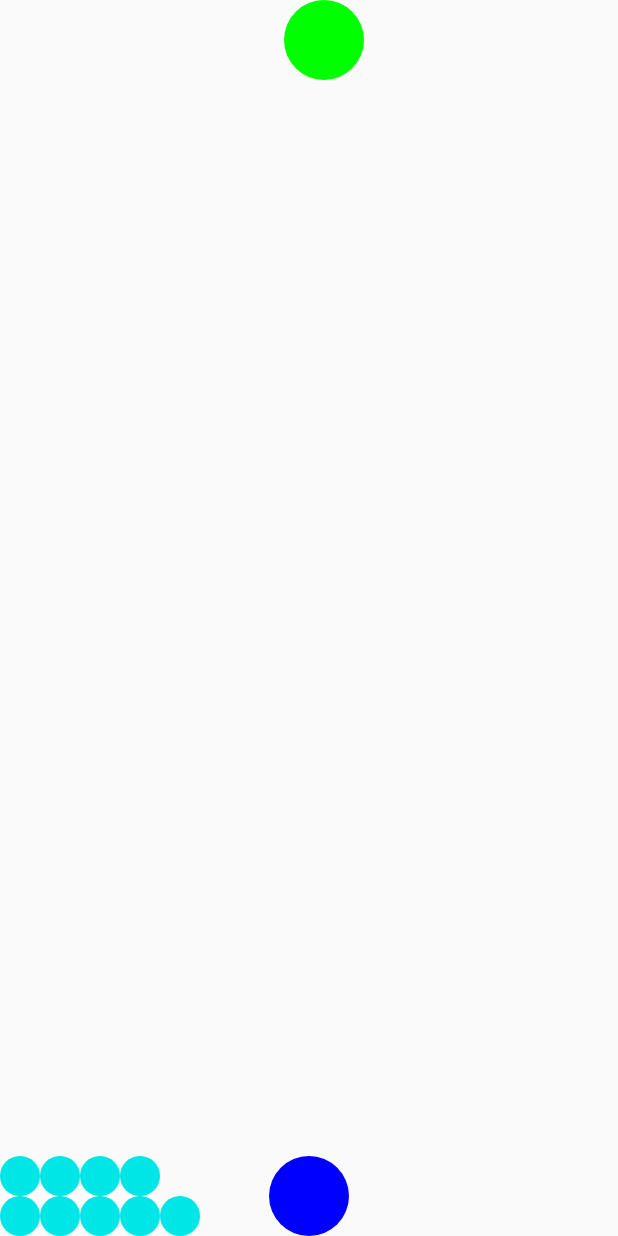
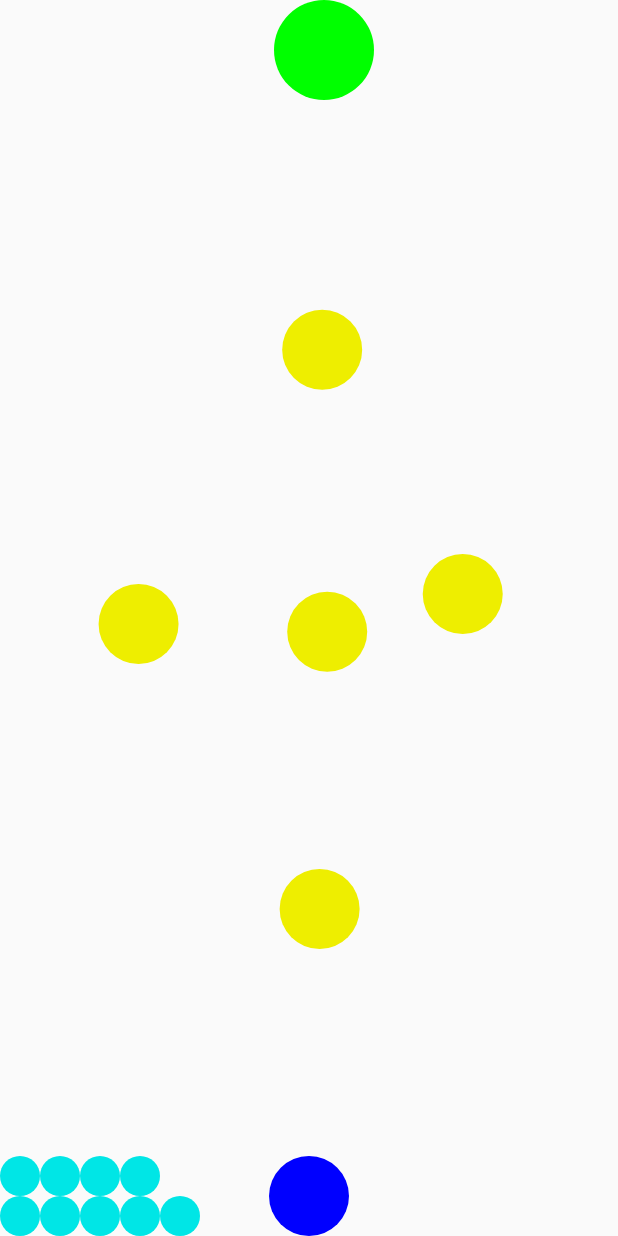
Before and after one commit to NeilPark-st/ball-game, an Android app: the GamePlay screen opened directly, with no data from a screen before it, on a phone screen of 412 x 824 dp. Run offline under Robolectric (Android 15) with nearby library versions, the phone set to English and light mode, and no system bars.

Commit message:
Release 3 - Obstacle settings

```diff
--- a/app/src/main/java/com/example/assignment8/GamePlay.java
+++ b/app/src/main/java/com/example/assignment8/GamePlay.java
@@ -10,6 +10,8 @@ import android.view.View;
 import androidx.appcompat.app.ActionBar;
 import androidx.appcompat.app.AppCompatActivity;
 import androidx.constraintlayout.widget.ConstraintLayout;
+
+import java.util.ArrayList;
 
 public class GamePlay extends AppCompatActivity {
 
@@ -44,11 +46,11 @@ public class GamePlay extends AppCompatActivity {
 
     //Draw the ball and set to initial position
     public class GraphicsView extends View {
-        int lifeCount, score, stage;
+        int lifeCount, score, currentStage;
         PlayerBall playerBall;
         TargetBall targetBall;
         LifeBall[] lifeBalls;
-        int playerBallRadius, targetBallRadius, lifeBallRadius;
+        int playerBallRadius, targetBallRadius, lifeBallRadius, obstacleRadius;
         boolean start;
 
         //throwing player ball related
@@ -57,17 +59,21 @@ public class GamePlay extends AppCompatActivity {
         Paint linePaint;
         boolean touchAllowed;
 
+        //obstacles
+        ArrayList<Obstacle>[] stage;
+        ArrayList<Obstacle> currentStageObstacle;
 
         public GraphicsView(Context context) {
             super(context);
 
             lifeCount = 10;
             score = 0;
-            stage = 1;
+            currentStage = 5;
             start = true;
             playerBallRadius = 40;
-            targetBallRadius = 40;
+            targetBallRadius = 50;
             lifeBallRadius = 20;
+            obstacleRadius = 40;
             lifeBalls = new LifeBall[10];
 
             linePaint = new Paint();
@@ -99,7 +105,7 @@ public class GamePlay extends AppCompatActivity {
                             touchAllowed = false;
                             stopX = startX;
                             stopY = startY;
-                            playerBall.setVel(20, theta);
+                            playerBall.setVel(30, theta);
                             break;
                     }
                     return true;
@@ -107,6 +113,11 @@ public class GamePlay extends AppCompatActivity {
             };
 
             this.setOnTouchListener(onTouchGraphicsView);
+
+            stage = new ArrayList[5];
+            for(int i = 0; i < 5; i++){
+                stage[i] = new ArrayList<>();
+            }
         }
 
         @Override
@@ -127,6 +138,43 @@ public class GamePlay extends AppCompatActivity {
                 stopY = startY;
                 length = 150;
 
+                //Making Obstacles for each stage
+                //stage2
+                stage[1].add(new Obstacle(width/4, height/2, obstacleRadius, 0, 0, 0, height ));
+                stage[1].add(new Obstacle(width/2, height/4, obstacleRadius, 0, 0, 0, height ));
+                stage[1].add(new Obstacle(width*3/4, height/2, obstacleRadius, 0, 0, 0, height ));
+                //stage3
+                stage[2].add(new Obstacle(width * 3 / 8, height / 2, obstacleRadius * 2, 0, 0, 0, height));
+                stage[2].add(new Obstacle(width / 2, height * 3 / 8, obstacleRadius * 2, 0, 0, 0, height));
+                stage[2].add(new Obstacle(width * 5 / 8, height / 2, obstacleRadius * 2, 0, 0, 0, height));
+                //stage4
+                for(int i=1; i<=1; i++){
+                    stage[3].add(new Obstacle(width * i / 2, height / 4, obstacleRadius, (float)(Math.random() * 5 + 5),
+                            (float)Math.toRadians(180 * i), 0, height));
+                }
+                for(int i=1; i<=2; i++){
+                    stage[3].add(new Obstacle(width * i / 3, height / 2, obstacleRadius, (float)(Math.random() * 5 + 5),
+                            (float)Math.toRadians(180 * i), 0, height));
+                }
+                for(int i=1; i<=1; i++){
+                    stage[3].add(new Obstacle(width * i / 2, height * 3 / 4, obstacleRadius, (float)(Math.random() * 5 + 5),
+                            (float)Math.toRadians(180 * i), 0, height));
+                }
+                //stage5
+                for(int i=1; i<=1; i++){
+                    stage[4].add(new Obstacle(width * i / 2, height / 4, obstacleRadius, (float)(Math.random() * 5 + 5),
+                            (float)Math.toRadians(Math.random() * 360), targetBallRadius * 6, height - playerBallRadius * 4));
+                }
+                for(int i=1; i<=3; i++){
+                    stage[4].add(new Obstacle(width * i / 4, height / 2, obstacleRadius, (float)(Math.random() * 5 + 5),
+                            (float)Math.toRadians(Math.random() * 360), targetBallRadius * 6, height - playerBallRadius * 4));
+                }
+                for(int i=1; i<=1; i++){
+                    stage[4].add(new Obstacle(width * i / 2, height * 3 / 4, obstacleRadius, (float)(Math.random() * 5 + 5),
+                            (float)Math.toRadians(Math.random() * 360), targetBallRadius * 6, height - playerBallRadius * 4));
+                }
+                //stage[4].add(new Obstacle(width/2, (float)(targetBallRadius * (2 + 1.5)), (int)(targetBallRadius * 1.5), (float)7.5, 0, 0, height));
+
                 start = false;
             }
 
@@ -145,6 +193,13 @@ public class GamePlay extends AppCompatActivity {
                 playerBall.setPositionToInitial();
                 playerBall.setVel(0,0);
                 touchAllowed = true;
+            }
+
+            currentStageObstacle = stage[currentStage - 1];
+            for(int i = 0; i < currentStageObstacle.size(); i++){
+                canvas.drawCircle(currentStageObstacle.get(i).getX(), currentStageObstacle.get(i).getY(),
+                        currentStageObstacle.get(i).getRadius(), currentStageObstacle.get(i).getPaint());
+                currentStageObstacle.get(i).changePosition();
             }
 
             invalidate();
@@ -253,10 +308,56 @@ public class GamePlay extends AppCompatActivity {
     }
 
     public class LifeBall extends Ball{
+
         public LifeBall(float x, float y, int r){
             super(x, y, r);
             paint = new Paint();
             paint.setColor(getColor(R.color.colorLife));
         }
     }
+
+    public class Obstacle extends Ball{
+        float velocity, theta, v_x, v_y;
+        float min_y, max_y;
+
+        public Obstacle(float x, float y, int r, float vel, float th, float minY, float maxY){
+            super(x, y, r);
+            paint = new Paint();
+            paint.setColor(getColor(R.color.colorObstacle));
+
+            velocity = vel;
+            theta = th;
+            v_x = (float) (vel * Math.cos(theta));
+            v_y = (float) (vel * Math.sin(theta));
+
+            min_y = minY;
+            max_y = maxY;
+        }
+
+        public void changePosition(){
+            if(x + radius + v_x > width){
+                x = width - radius;
+                v_x = -v_x;
+            }
+            else if(x - radius + v_x < 0){
+                x = radius;
+                v_x = -v_x;
+            }
+            else {
+                x += v_x;
+            }
+
+            if(y + radius + v_y > max_y){
+                y = max_y - radius;
+                v_y = -v_y;
+            }
+            else if(y - radius + v_y < min_y){
+                y = min_y + radius;
+                v_y = -v_y;
+            }
+            else {
+                y += v_y;
+            }
+        }
+    }
 }
--- a/app/src/main/java/com/example/assignment8/MainActivity.java
+++ b/app/src/main/java/com/example/assignment8/MainActivity.java
@@ -16,7 +16,6 @@ import android.widget.Toast;
 
 
 public class MainActivity extends AppCompatActivity {
-    public int lifeCount = 10;
 
     @Override
     protected void onCreate(Bundle savedInstanceState) {
--- a/app/src/main/res/values/colors.xml
+++ b/app/src/main/res/values/colors.xml
@@ -8,5 +8,6 @@
     <color name="colorTarget">#00FF00</color>
     <color name="colorPlayer">#0000FF</color>
     <color name="colorLife">#00E6E6</color>
+    <color name="colorObstacle">#EEEE00</color>
     <color name="colorLine">#D3D3D3</color>
 </resources>
--- a/app/src/main/res/values/strings.xml
+++ b/app/src/main/res/values/strings.xml
@@ -2,6 +2,6 @@
     <string name="app_name">Assignment8</string>
     <string name="game_name">Ball Game</string>
     <string name="buttonStart">Start</string>
-    <string name="buttonHiScore">Hi Score</string>
+    <string name="buttonHiScore">High Score</string>
     <string name="developers">Lead Developer - Neil Park \nSupport - Greg Brennan</string>
 </resources>
```
